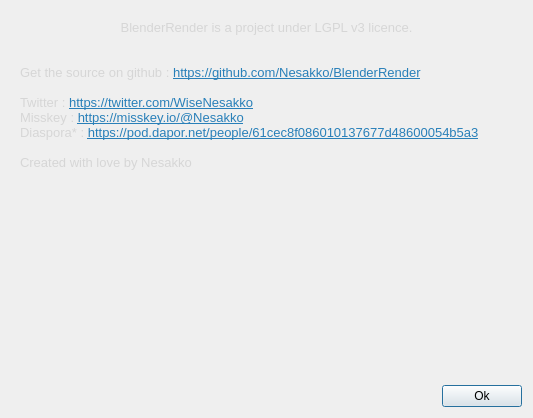
Before: the Qt Designer form about.ui in Nesakko/BlenderRender, drawn with Qt 5.
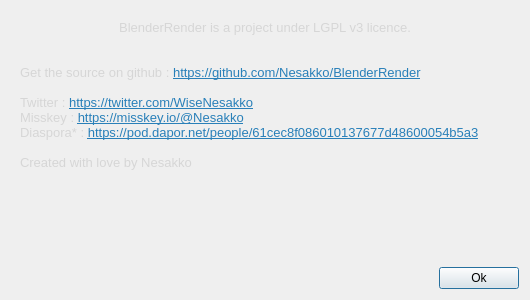
After: the same form once the commit is applied.

Patch:
```diff
--- a/about.ui
+++ b/about.ui
@@ -6,8 +6,8 @@
    <rect>
     <x>0</x>
     <y>0</y>
-    <width>533</width>
-    <height>418</height>
+    <width>530</width>
+    <height>300</height>
    </rect>
   </property>
   <property name="sizePolicy">
@@ -18,8 +18,8 @@
   </property>
   <property name="minimumSize">
    <size>
-    <width>360</width>
-    <height>240</height>
+    <width>530</width>
+    <height>300</height>
    </size>
   </property>
   <property name="windowTitle">
@@ -44,8 +44,8 @@
          <rect>
           <x>0</x>
           <y>0</y>
-          <width>519</width>
-          <height>362</height>
+          <width>516</width>
+          <height>244</height>
          </rect>
         </property>
         <layout class="QGridLayout" name="gridLayout">
```
